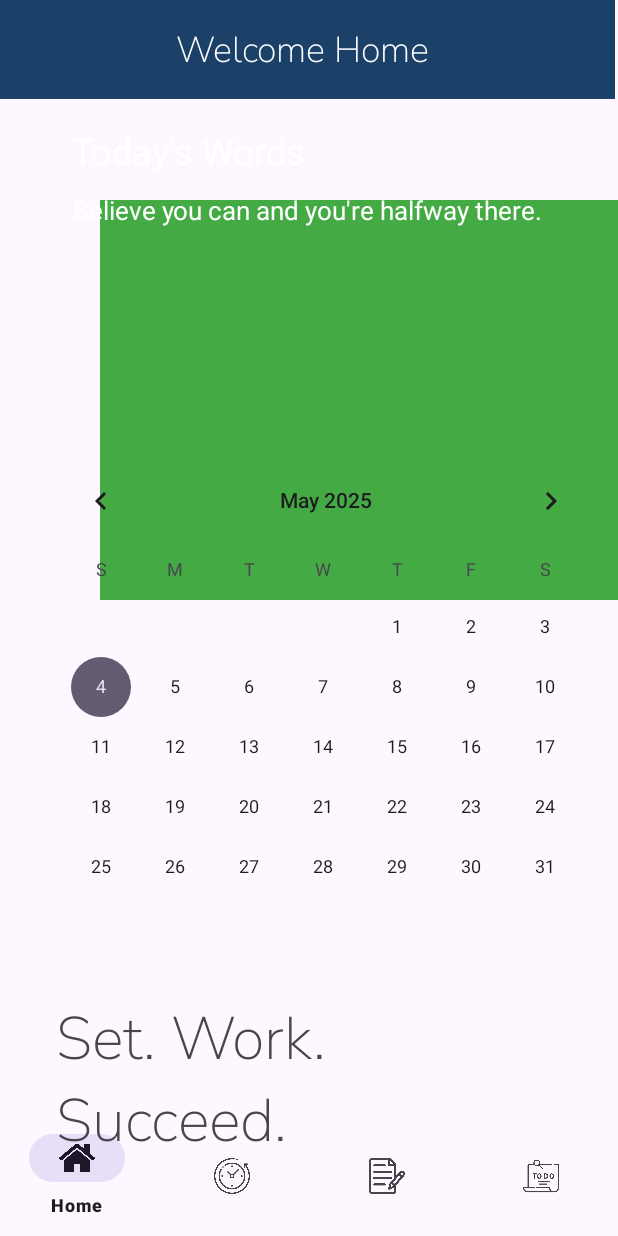
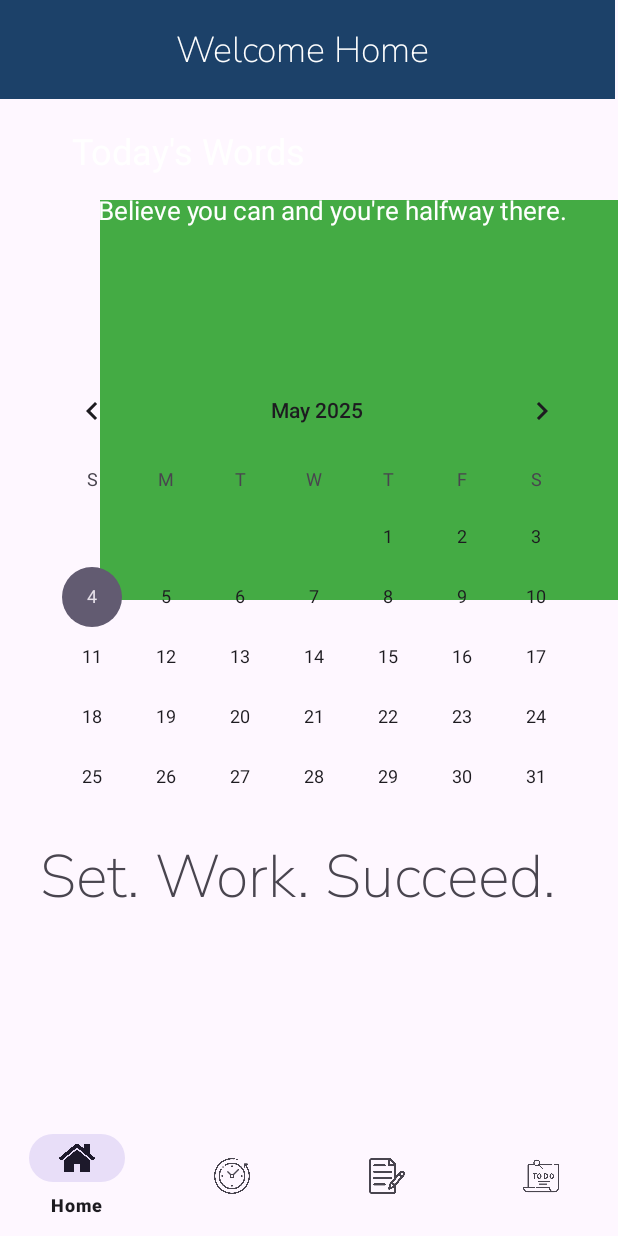
Before and after one commit to snehaoff18/MindSprint, an Android app: the HomeScreen screen opened directly, with no data from a screen before it, on a phone screen of 412 x 824 dp. Run offline under Robolectric (Android 15) with nearby library versions, the phone set to English and light mode, and no system bars.

Commit message:
Initial commit

```diff
--- a/app/src/main/res/layout/activity_home.xml
+++ b/app/src/main/res/layout/activity_home.xml
@@ -63,9 +63,9 @@
         android:id="@+id/calendarView"
         android:layout_width="389dp"
         android:layout_height="298dp"
-        android:layout_marginTop="300dp"
+        android:layout_marginTop="240dp"
         app:layout_constraintEnd_toEndOf="parent"
-        app:layout_constraintHorizontal_bias="1.0"
+        app:layout_constraintHorizontal_bias="0.727"
         app:layout_constraintStart_toStartOf="parent"
         app:layout_constraintTop_toTopOf="parent" />
 
@@ -91,19 +91,20 @@
         android:textColor="#ffffff"
         android:textSize="17dp"
         app:layout_constraintEnd_toEndOf="parent"
+        app:layout_constraintHorizontal_bias="0.677"
         app:layout_constraintStart_toStartOf="parent"
         app:layout_constraintTop_toTopOf="parent" />
 
     <TextView
         android:id="@+id/textView10"
-        android:layout_width="326dp"
-        android:layout_height="133dp"
-        android:layout_marginTop="664dp"
+        android:layout_width="369dp"
+        android:layout_height="63dp"
+        android:layout_marginTop="556dp"
         android:fontFamily="@font/nunito_regular"
         android:text="Set. Work. Succeed."
         android:textSize="40dp"
         app:layout_constraintEnd_toEndOf="parent"
-        app:layout_constraintHorizontal_bias="0.435"
+        app:layout_constraintHorizontal_bias="0.619"
         app:layout_constraintStart_toStartOf="parent"
         app:layout_constraintTop_toTopOf="parent" />
 
--- a/app/src/main/res/layout/activity_todo.xml
+++ b/app/src/main/res/layout/activity_todo.xml
@@ -57,7 +57,7 @@
         <androidx.recyclerview.widget.RecyclerView
             android:id="@+id/recyclerView"
             android:layout_width="362dp"
-            android:layout_height="457dp"
+            android:layout_height="370dp"
             android:layout_marginTop="16dp" />
 
         <TextView
```
Also changed, not shown: app/src/main/res/layout/activity_main.xml (+5 -4 lines), app/src/main/res/layout/activity_notes.xml (+11 -9 lines).
